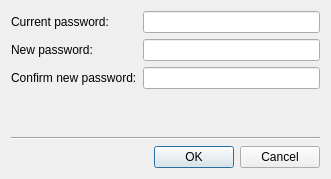
psi-im/psi, file src/changepw.ui: the form before one commit.
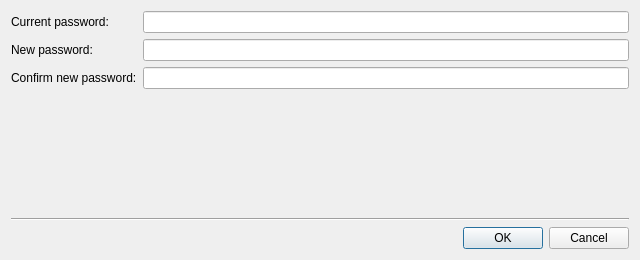
The form after the commit. Custom widgets are drawn as their Qt base class.

```diff
--- a/src/changepw.ui
+++ b/src/changepw.ui
@@ -6,8 +6,8 @@
    <rect>
     <x>0</x>
     <y>0</y>
-    <width>331</width>
-    <height>179</height>
+    <width>640</width>
+    <height>260</height>
    </rect>
   </property>
   <property name="windowTitle">
```
